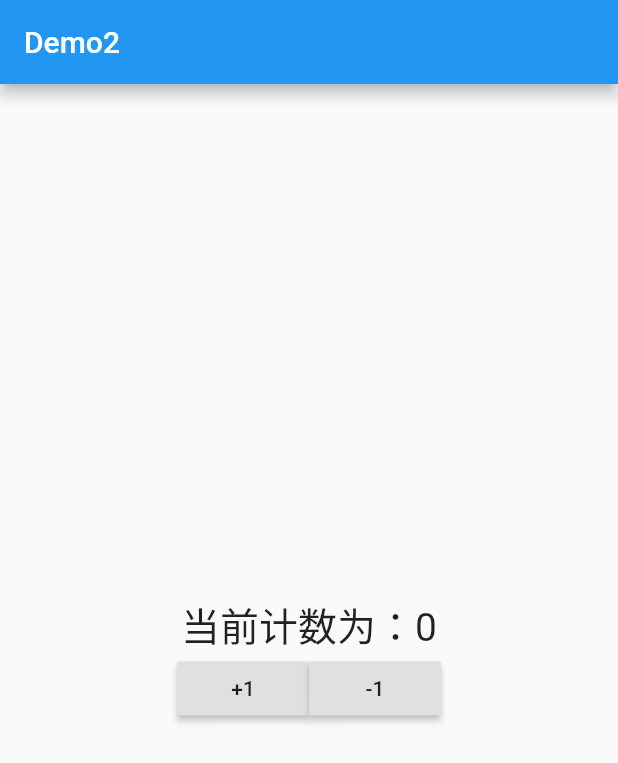
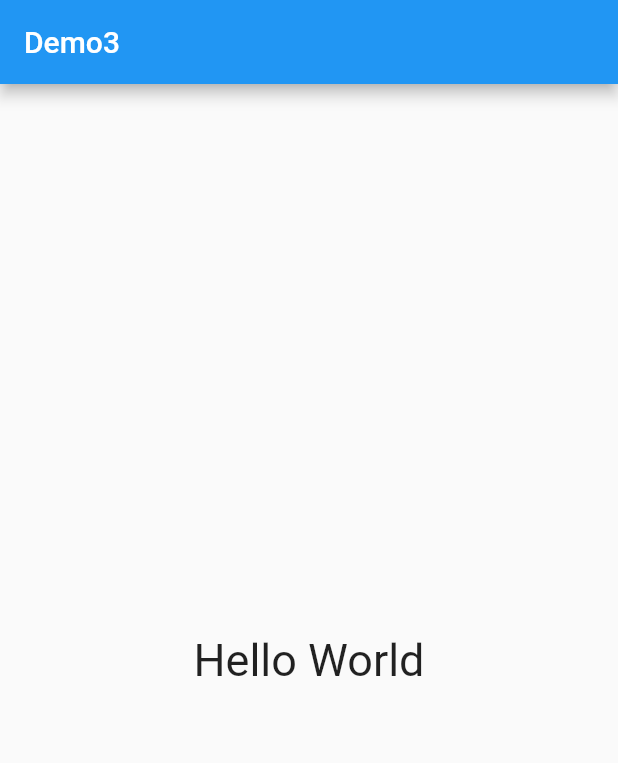
Before and after one commit to TeacherXue/flutter_learn, a Flutter app: the screen it shows after launch, on a phone screen of 412 x 824 dp. Shown: the top 763 px of the screen. Run offline on Flutter 3.47's test engine with Material 2 defaults, Android fonts, the phone set to English and light mode, and no system bars.

```diff
--- a/lib/main.dart
+++ b/lib/main.dart
@@ -9,7 +9,7 @@ class MyApp extends StatelessWidget {
     return MaterialApp(
       home: Scaffold(
         appBar: AppBar(
-          title: Text("Demo2"),
+          title: Text("Demo3"),
         ),
       body: HomeContent(),
       )
@@ -18,53 +18,47 @@ class MyApp extends StatelessWidget {
 }
 
 class HomeContent extends StatefulWidget {
+  HomeContent() {
+    print("HomeContent构造函数");
+  }
+
   @override
   State<StatefulWidget> createState() {
     // TODO: implement createState
+    print("HomeContent creatState");
     return HomeContentState();
   }
 }
 
 class HomeContentState extends State<HomeContent> {
-  int count = 0;
 
-  @override  //初始化操作：可以在内做网络请求 初始化内容等等 类似viewdidload
+  HomeContentState() {
+    print("HomeContentState 构造函数");
+  }
+
+  @override
+  void didChangeDependencies() {
+    super.didChangeDependencies();
+    print("HomeContentState didChangeDependencies");
+  }
+
+  @override
   void initState() {
-    // TODO: implement initState
     super.initState();
+    print("HomeContentState initState");
   }
 
   @override
   Widget build(BuildContext context) {
-    // TODO: implement build
+    print("HomeContentState build");
     return Center(
-        child:Column(
-          mainAxisAlignment: MainAxisAlignment.center,
-          children: <Widget>[
-            Text("当前计数为：$count",style: TextStyle(fontSize: 26),),
-            Row(
-              mainAxisAlignment: MainAxisAlignment.center,
-              children: <Widget>[
-                RaisedButton(
-                  onPressed: () {
-                    setState(() {
-                      count ++;
-                    });
-                  },
-                  child: Text("+1"),
-                ),
-                RaisedButton(
-                  onPressed: () {
-                    setState(() {
-                      count --;
-                    });
-                  },
-                  child: Text("-1"),
-                )
-              ],
-            )
-          ],
-        )
-    );;
+      child: Text("Hello World",style: TextStyle(fontSize: 30),),
+    );
+  }
+
+  @override
+  void didUpdateWidget(HomeContent oldWidget) {
+    super.didUpdateWidget(oldWidget);
+    print("HomeContentState didUpdateWidget");
   }
 }
```
